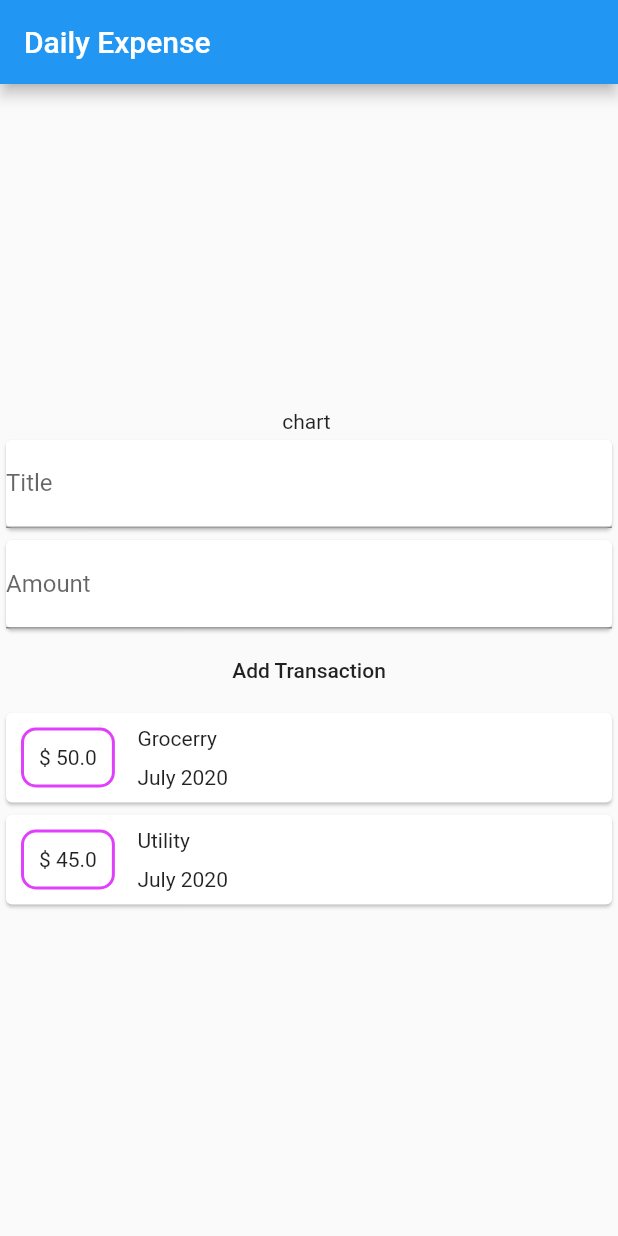
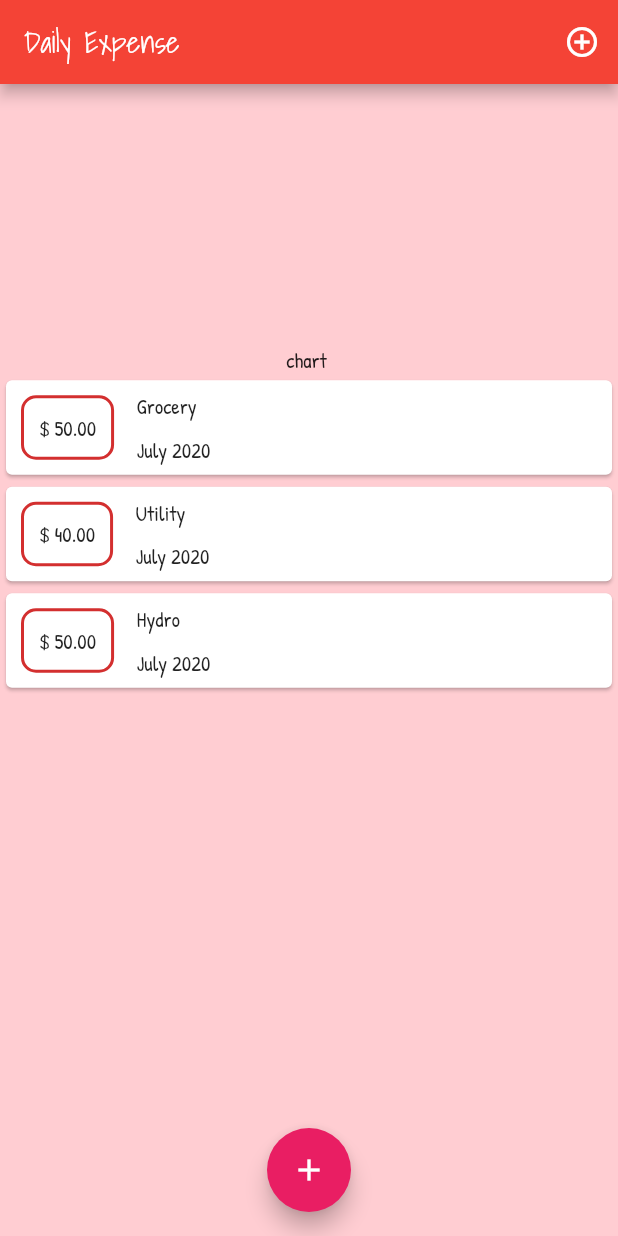
Before and after one commit to kimchhengheng/Flutter_ExpenseApp, a Flutter app: the screen it shows after launch, on a phone screen of 412 x 824 dp. Run offline on Flutter 3.47's test engine with Material 2 defaults, Android fonts, the phone set to English and light mode, and no system bars.

Commit message:
modal sheet for the new transaction and styles

```diff
--- a/lib/Model/Transaction.dart
+++ b/lib/Model/Transaction.dart
@@ -1,13 +1,28 @@
-import 'package:flutter/material.dart';
-import 'package:intl/intl.dart';
+
+
 
 class Transaction  {
-  final String id;
-  final String title;
-  final double amount;
-  final DateTime date;
-
-  Transaction({@required this.id,@required  this.title,@required  this.amount,@required  this.date});
+  static int _id=0;
 
 
+  String _title;
+  double _amount;
+  DateTime _date;
+
+
+
+  Transaction(title, amount) {
+    _id++;
+    this._title = title;
+    this._amount = amount;
+    this._date =DateTime.now();
+  }
+
+  static int get id => _id;
+
+  String get title => _title;
+
+  double get amount => _amount;
+
+  DateTime get date => _date;
 }
--- a/lib/Widget/Transaction_User.dart
+++ b/lib/Widget/Transaction_User.dart
@@ -1,25 +1,23 @@
 import 'package:flutter/material.dart';
-import './Transaction_new.dart';
-import './TransactionlList.dart';
-import '../Model/Transaction.dart';
+
 
 // this is change of the transaction when is add or delete
+// chart should be here too because when every the add and delete chart also update
 class UserTransaction extends StatefulWidget {
   @override
   _UserTransactionState createState() => _UserTransactionState();
 }
 
 class _UserTransactionState extends State<UserTransaction> {
-  final List<Transaction> transactions= [
-  Transaction(amount: 50, date: DateTime.now(), id: "1", title: "Grocerry"),
-  Transaction(amount: 45, date: DateTime.now(), id: "1", title: "Utility")
-  ];
+
+
+
   @override
   Widget build(BuildContext context) {
     return Column(
       children: <Widget>[
-        NewTransaction(),
-        Transactionlist(),
+
+        // i would have the chart and pass the transaction list like Transaction list also since it would change the state
       ],
     );
   }
--- /dev/null
+++ b/lib/Widget/Transaction_list.dart
@@ -0,0 +1,59 @@
+import 'package:flutter/material.dart';
+import '../Model/Transaction.dart';
+import 'package:intl/intl.dart';
+// just the blue print for display  transaction list, we dont handle the add and delete
+class Transactionlist extends StatelessWidget {
+  final List<Transaction> transactions;
+
+  const Transactionlist( this.transactions) ;
+
+// column and row is not scrol able so we could at single child scrolable
+//  we can also implement by ListView instead of row or column
+//  list view have infinite height it is scrollable
+//  if we dont have container of child list view flutter does not the height since the height is infinite, if we add container one of the child is is define it affect the parent list view
+//  ListView(children [] ) like single child scroll view , bad memory , load all even not display on the screen
+//  vs ListView.builder() only load what visible, good for memory show the visible the part not on the screen would be not render,
+  @override
+  Widget build(BuildContext context) {
+    // we can make scrollable by wrap the column with SingleChildScrollView and specify the height of the screen
+//        we can also use the ListView wrape the column but need container outside because flutter cannot define the height if not container
+    return Container(
+      height: 400,// without height flutter canot diplay
+      child: ListView.builder(
+        itemBuilder: (ctx,index) {
+//        this item builder : flutter gonna call this function automatically depend on the number itemcount that we tell iteration by the index can return the widget
+//        so we can used as the loop to generate the list which is scrollable for our transaction list
+          return Card(child: Row(children: <Widget>[
+                Container(
+                  child: Text("\$ ${transactions[index].amount.toStringAsFixed(2)}"),
+                  margin: EdgeInsets.all(10),
+                  padding: EdgeInsets.all(10),
+                  decoration: BoxDecoration(
+                      border: Border.all(color: Theme.of(context).primaryColorDark, width: 2),
+                      borderRadius: BorderRadius.circular(10)),
+                ),
+                Column(children: <Widget>[
+                  Container(
+                    child: Text("${transactions[index].title}"),
+                    padding: EdgeInsets.all(2.5),
+                    margin: EdgeInsets.all(2.5),
+                  ),
+                  Container(
+                    child: Text(DateFormat.yMMMM().format(transactions[index].date)),
+                    padding: EdgeInsets.all(2.5),
+                    margin: EdgeInsets.all(2.5),
+                  ),
+                ],
+                  mainAxisAlignment: MainAxisAlignment.spaceBetween,
+                  crossAxisAlignment: CrossAxisAlignment.start,)
+              ])
+              );
+            },
+
+          // flutter will call this function and passing the context and index of the item that we render
+        itemCount: transactions.length,// how many item will be build so it is the lenght of transactions
+
+      )
+      );
+    }
+}
--- a/lib/Widget/TransactionlList.dart
+++ /dev/null
@@ -1,51 +0,0 @@
-import 'package:flutter/material.dart';
-import '../Model/Transaction.dart';
-import 'package:intl/intl.dart';
-// just the blue print for display  transaction list, we dont handle the add and delete
-class Transactionlist extends StatelessWidget {
-  final List<Transaction> transactions= [
-  Transaction(amount: 50, date: DateTime.now(), id: "1", title: "Grocerry"),
-  Transaction(amount: 45, date: DateTime.now(), id: "1", title: "Utility")
-    ];
-  Transactionlist();
-
-  @override
-  Widget build(BuildContext context) {
-    return Container(
-      child: Column(children: <Widget>[
-        ...transactions.map((tx) {
-          return Card(child: Row(children: <Widget>[
-            Container(
-              child: Text("\$ ${tx.amount}"),
-              margin: EdgeInsets.all(10),
-              padding: EdgeInsets.all(10),
-              decoration: BoxDecoration(
-                  border: Border.all(color: Colors.purpleAccent, width: 2),
-                  borderRadius: BorderRadius.circular(10)),
-            ),
-            Column(children: <Widget>[
-              Container(
-                  child: Text("${tx.title}"),
-                  padding: EdgeInsets.all(2.5),
-                  margin: EdgeInsets.all(2.5),
-              ),
-              Container(
-                  child: Text(DateFormat.yMMMM().format(tx.date)),
-                  padding: EdgeInsets.all(2.5),
-                  margin: EdgeInsets.all(2.5),
-              ),
-            ],
-              mainAxisAlignment: MainAxisAlignment.spaceBetween,
-              crossAxisAlignment: CrossAxisAlignment.start,)
-                  ],)
-          );
-                  }
-                ) //map
-              ],
-
-            ),
-
-
-    );
-  }
-}
--- a/lib/main.dart
+++ b/lib/main.dart
@@ -1,30 +1,94 @@
+
 
 import 'package:flutter/material.dart';
-import './Widget/Transaction_User.dart';
+import './Widget/Transaction_new.dart';
+import './Widget/Transaction_list.dart';
+import './Model/Transaction.dart';
 void main() {
-  runApp(MyApp());
+  runApp(MaterialApp(
+    home: MyApp(),
+    theme: ThemeData(
+        primarySwatch: Colors.red,
+        accentColor: Colors.pink,
+        fontFamily: 'PatrickHand',
+        appBarTheme: AppBarTheme(
+            textTheme: ThemeData.light().textTheme.copyWith(
+                title: TextStyle(fontFamily: 'Shadows', fontSize:20))
+                // assign new text them then base on default text them then copy it with some new overite
+        )
+        // swatch is shade of color avaible when color only color
+      // the advantage of theme is when every we change the other depend on theme would change
+    ),
+  ));
 }
 // final store the pointer so we can not assign the new value ot it
-//
-class MyApp extends StatelessWidget {
+//context is object which have a lot the meta data and tree reference to a lot such as theme
+class MyApp extends StatefulWidget {
+  // not add but start to show the process
+  @override
+  _MyAppState createState() => _MyAppState();
+}
 
-  // This widget is the root of your application.
+class _MyAppState extends State<MyApp> {
+
+  final List<Transaction> transactions= [
+    Transaction( "Grocery",50.0),
+    Transaction( "Utility",40.0),
+    Transaction( "Hydro",50.0),
+//    Transaction( "Internet",40.0),
+//    Transaction( "Phone",50.0),
+//    Transaction( "Book",25.0),
+  ];
+  void _addTransaction(String title, double amount){
+    setState(() {
+      transactions.add(Transaction(title, amount));
+    });
+  }
+  void _startAddNewTransaction(BuildContext ctx){
+    showModalBottomSheet(
+        context: ctx,
+        builder: (bctx) {
+          return GestureDetector(
+            onTap: () {},
+            child: NewTransaction(_addTransaction),
+            behavior: HitTestBehavior.opaque,
+          );
+    });
+// if we have materialApp the context will try to get it from material app error
+  }
+
   @override
   Widget build(BuildContext context) {
-    return MaterialApp(
-        home: Scaffold(
+    return Scaffold(
           appBar: AppBar(
-              title: Text("Daily Expense")),
+              title: Text("Daily Expense"),
+              actions: <Widget>[
+                IconButton(icon: Icon(Icons.add_circle_outline),
+                onPressed: () { _startAddNewTransaction(context);},
+
+                )
+              ],
+          ),
           body: Column(
-            mainAxisAlignment: MainAxisAlignment.center,
-            crossAxisAlignment: CrossAxisAlignment.center,
-            children: <Widget>[
-              Text("chart "),
-              UserTransaction(),
-            ],
-          )
+            // we have to add singlechildscrollview to the outside that cover every thing
+            // if add at column of transaction list
+//          // another way to add the width available to the screen of the container Transaction list to avoid the over widget of the screen
 
-    )
+
+              mainAxisAlignment: MainAxisAlignment.center,
+              crossAxisAlignment: CrossAxisAlignment.center,
+              children: <Widget>[
+                Text("chart "),
+                Transactionlist(transactions),
+
+              ],
+            ),
+          backgroundColor: Theme.of(context).primaryColorLight,
+          floatingActionButtonLocation: FloatingActionButtonLocation.centerFloat,
+          floatingActionButton: FloatingActionButton(
+            child : Icon(Icons.add),
+            onPressed: () { _startAddNewTransaction(context);},
+          ) ,
     );
   }
 }
```
Also changed, not shown: lib/Widget/Transaction_new.dart (+44 -8 lines), pubspec.yaml (+7 -7 lines), assets/fonts/PatrickHand-Regular.ttf (added), assets/fonts/ShadowsIntoLight-Regular.ttf (added).
